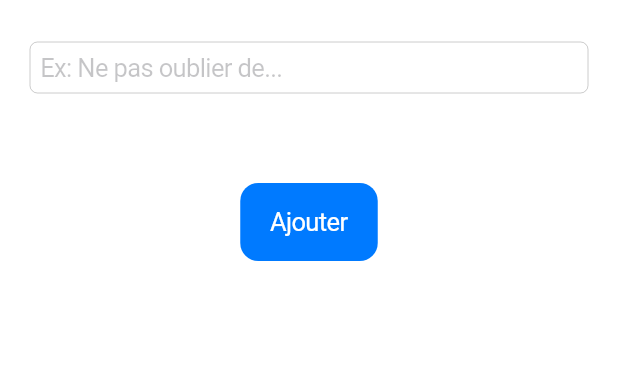
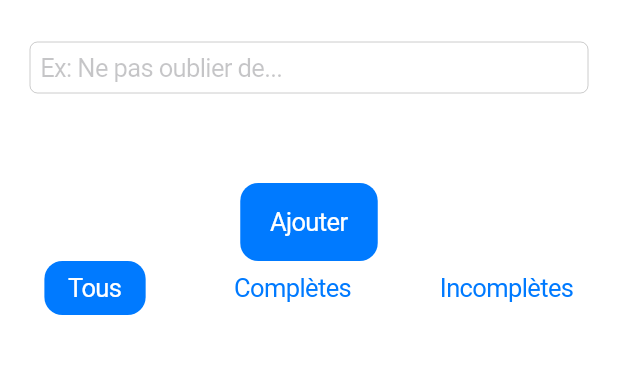
Before and after one commit to alexyvanot/flutter_todo_list, a Flutter app: the screen it shows after launch, on a phone screen of 412 x 824 dp, the part 48-422 px from its top. Run offline on Flutter 3.47's test engine with Material 3 defaults, Android fonts, the phone set to English and light mode, and no system bars; our stand-ins replace shared_preferences.

Commit message:
Added filtering feature and fixed some MD Violation in readme

```diff
--- a/lib/main.dart
+++ b/lib/main.dart
@@ -28,15 +28,14 @@ class TodoListScreen extends StatefulWidget {
 class _TodoListScreenState extends State<TodoListScreen> {
   final List<TodoItem> _todos = [];
   final TextEditingController _controller = TextEditingController();
+  String _filter = 'all'; // filtrage des todo
 
-  // called at the start of the app
   @override
   void initState() {
     super.initState();
     _loadTodos();
   }
 
-  // load from key map todos
   Future<void> _loadTodos() async {
     SharedPreferences prefs = await SharedPreferences.getInstance();
     List<String>? todoList = prefs.getStringList('todos');
@@ -51,7 +50,6 @@ class _TodoListScreenState extends State<TodoListScreen> {
     }
   }
 
-  // save en json and key map to "todos"
   Future<void> _saveTodos() async {
     SharedPreferences prefs = await SharedPreferences.getInstance();
     List<String> todoList = _todos.map((todo) {
@@ -70,8 +68,21 @@ class _TodoListScreenState extends State<TodoListScreen> {
     }
   }
 
+  void _filterTodos(String filter) {
+    setState(() {
+      _filter = filter;
+    });
+  }
+
   @override
   Widget build(BuildContext context) {
+    // Filtrer les tâches
+    List<TodoItem> filteredTodos = _filter == 'completed'
+        ? _todos.where((todo) => todo.isDone).toList()
+        : _filter == 'incomplete'
+            ? _todos.where((todo) => !todo.isDone).toList()
+            : _todos;
+
     return CupertinoPageScaffold(
       navigationBar: const CupertinoNavigationBar(
         middle: Text('Flutter Todo List'),
@@ -89,19 +100,46 @@ class _TodoListScreenState extends State<TodoListScreen> {
             onPressed: _addTodo,
             child: const Text('Ajouter'),
           ),
+          Row(
+            mainAxisAlignment: MainAxisAlignment.spaceAround,
+            children: [
+              _buildFilterButton('all', 'Tous'),
+              _buildFilterButton('completed', 'Complètes'),
+              _buildFilterButton('incomplete', 'Incomplètes'),
+            ],
+          ),
           Expanded(
             child: ListView.builder(
-              itemCount: _todos.length,
+              itemCount: filteredTodos.length,
               itemBuilder: (context, index) {
-                return GestureDetector(
-                  onLongPress: () {
+                return Dismissible(
+                  key: Key(filteredTodos[index].title),
+                  background: Container(color: CupertinoColors.destructiveRed),
+                  onDismissed: (direction) {
                     setState(() {
-                      _todos.removeAt(index);
+                      _todos.remove(filteredTodos[index]);
                       _saveTodos();
                     });
+                    // Cupertino Dialog pour la confirmation de suppression
+                    CupertinoAlertDialog alert = CupertinoAlertDialog(
+                      title: const Text('Todo supprimée'),
+                      content: Text("${filteredTodos[index].title} a été supprimée."),
+                      actions: [
+                        CupertinoDialogAction(
+                          child: const Text('OK'),
+                          onPressed: () {
+                            Navigator.of(context).pop();
+                          },
+                        ),
+                      ],
+                    );
+                    showCupertinoDialog(
+                      context: context,
+                      builder: (context) => alert,
+                    );
                   },
                   child: Container(
-                    padding: const EdgeInsets.symmetric(vertical: 10, horizontal: 16),
+                    padding: const EdgeInsets.symmetric(vertical: 10),
                     child: Row(
                       mainAxisAlignment: MainAxisAlignment.spaceBetween,
                       children: [
@@ -109,14 +147,14 @@ class _TodoListScreenState extends State<TodoListScreen> {
                           child: GestureDetector(
                             onTap: () {
                               setState(() {
-                                _todos[index].isDone = !_todos[index].isDone;
+                                filteredTodos[index].isDone = !filteredTodos[index].isDone;
                                 _saveTodos();
                               });
                             },
                             child: Text(
-                              _todos[index].title,
+                              filteredTodos[index].title,
                               style: TextStyle(
-                                decoration: _todos[index].isDone
+                                decoration: filteredTodos[index].isDone
                                     ? TextDecoration.lineThrough
                                     : null,
                               ),
@@ -124,10 +162,10 @@ class _TodoListScreenState extends State<TodoListScreen> {
                           ),
                         ),
                         CupertinoSwitch(
-                          value: _todos[index].isDone,
+                          value: filteredTodos[index].isDone,
                           onChanged: (value) {
                             setState(() {
-                              _todos[index].isDone = value;
+                              filteredTodos[index].isDone = value;
                               _saveTodos();
                             });
                           },
@@ -143,6 +181,33 @@ class _TodoListScreenState extends State<TodoListScreen> {
       ),
     );
   }
+
+  Widget _buildFilterButton(String filterValue, String label) {
+    bool isSelected = _filter == filterValue;
+    return isSelected
+        ? Container(
+            decoration: BoxDecoration(
+              color: CupertinoColors.activeBlue,
+              borderRadius: BorderRadius.circular(12),
+            ),
+            padding: const EdgeInsets.symmetric(horizontal: 16, vertical: 8),
+            child: Text(
+              label,
+              style: const TextStyle(
+                color: CupertinoColors.white,
+              ),
+            ),
+          )
+        : GestureDetector(
+            onTap: () => _filterTodos(filterValue),
+            child: Text(
+              label,
+              style: const TextStyle(
+                color: CupertinoColors.activeBlue,
+              ),
+            ),
+          );
+  }
 }
 
 class TodoItem {
```
Also changed, not shown: 1 other file.
